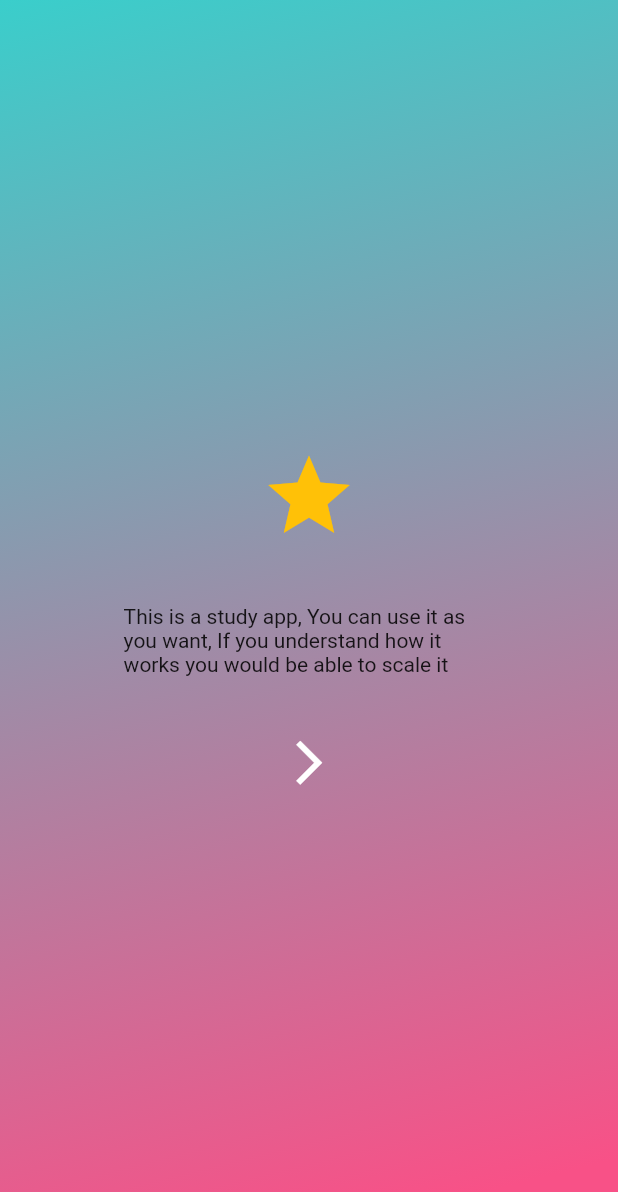
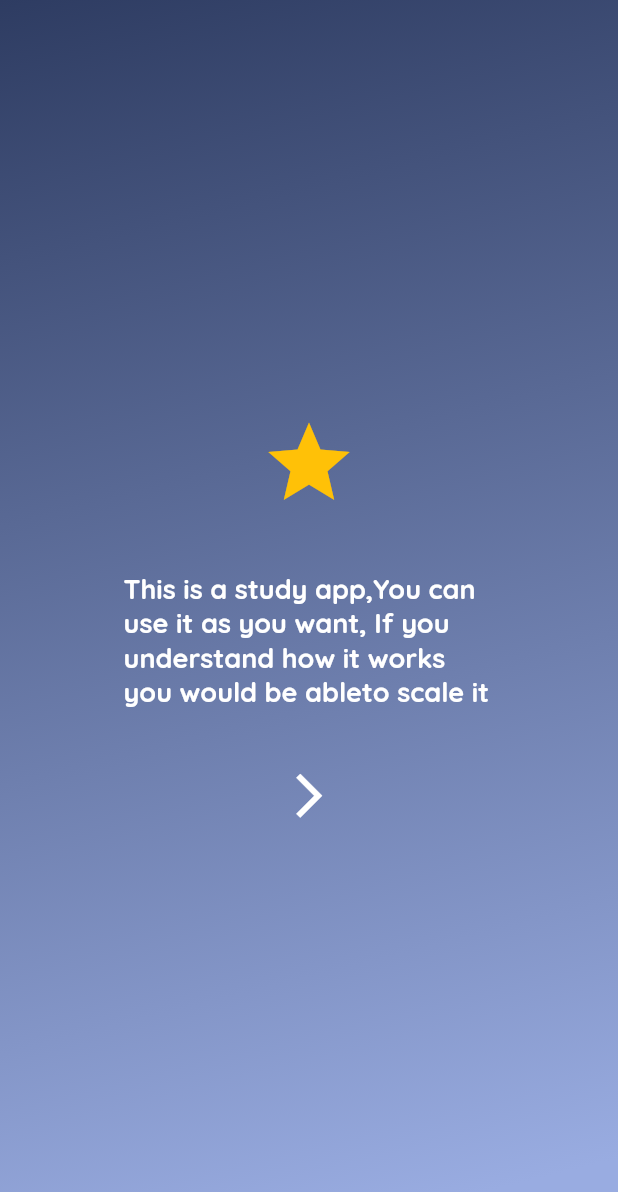
Before and after one commit to Tolulope05/appkwiz, a Flutter app: the screen it shows after launch, on a phone screen of 412 x 824 dp. Shown: the top 1192 px of the screen. Run offline on Flutter 3.47's test engine with Material 2 defaults, Android fonts, the phone set to English and light mode, and no system bars; our stand-ins replace cloud_firestore, firebase_core, get, google_fonts; accounts and stored records are empty; statements that could not run were skipped; project files that could hold a hidden picture were left out.

Commit message:
added dark themes

```diff
--- a/lib/configs/themes/app_dark_theme.dart
+++ b/lib/configs/themes/app_dark_theme.dart
@@ -1,4 +1,22 @@
+import 'package:appkwiz/configs/themes/app_light_theme.dart';
+import 'package:appkwiz/configs/themes/sub_theme_data_mixin.dart';
 import 'package:flutter/material.dart';
+import 'package:google_fonts/google_fonts.dart';
 
 const Color primaryDarkColorDark = Color(0xFF2E3C62);
 const Color primaryColorDark = Color(0xFF99ACE1);
+const Color mainTextColorDark = Colors.black;
+
+class DarkTheme with SubThemeData {
+// Do something...
+  ThemeData buildDarkTheme() {
+    final ThemeData systemDarkTheme = ThemeData.dark();
+    return systemDarkTheme.copyWith(
+      iconTheme: getIconTheme(),
+      textTheme: getTextTheme().apply(
+        bodyColor: mainTextColorDark,
+        displayColor: mainTextColorDark,
+      ),
+    );
+  }
+}
--- a/lib/configs/themes/app_light_theme.dart
+++ b/lib/configs/themes/app_light_theme.dart
@@ -3,6 +3,8 @@ import 'package:flutter/material.dart';
 
 const Color primaryLightColorLight = Color(0xFF3ACECB);
 const Color primaryColorLight = Color(0xFFF85187);
+const Color mainTextColor = Color.fromARGB(255, 40, 40, 40);
+// const Color primaryColorLight = Color(0xFFF85187);
 
 class LightTheme with SubThemeData {
 // Do something!
@@ -10,6 +12,10 @@ class LightTheme with SubThemeData {
     final ThemeData systemLightTheme = ThemeData.light();
     return systemLightTheme.copyWith(
       iconTheme: getIconTheme(),
+      textTheme: getTextTheme().apply(
+        bodyColor: mainTextColor,
+        displayColor: mainTextColor,
+      ),
     );
   }
 }
--- a/lib/configs/themes/sub_theme_data_mixin.dart
+++ b/lib/configs/themes/sub_theme_data_mixin.dart
@@ -8,8 +8,8 @@ import 'app_colors.dart';
 // for the new class.
 
 mixin SubThemeData {
-  void getTextTheme() {
-    GoogleFonts.quicksandTextTheme(
+  TextTheme getTextTheme() {
+    return GoogleFonts.quicksandTextTheme(
       const TextTheme(
         bodyText1: TextStyle(
           fontWeight: FontWeight.w400,
--- a/lib/main.dart
+++ b/lib/main.dart
@@ -1,4 +1,5 @@
 import 'package:appkwiz/bindings/initial_bindings.dart';
+import 'package:appkwiz/configs/themes/app_dark_theme.dart';
 import 'package:appkwiz/configs/themes/app_light_theme.dart';
 import 'package:appkwiz/routes/app_route.dart';
 import 'package:flutter/material.dart';
@@ -20,7 +21,7 @@ class MyApp extends StatelessWidget {
   @override
   Widget build(BuildContext context) {
     return GetMaterialApp(
-      theme: LightTheme().buildLightTheme(),
+      theme: DarkTheme().buildDarkTheme(),
       debugShowCheckedModeBanner: false,
       getPages: Approute.routes(),
     );
--- a/lib/screens/introduction/introduction.dart
+++ b/lib/screens/introduction/introduction.dart
@@ -26,7 +26,13 @@ class ApplictionIntroductionScreen extends StatelessWidget {
               height: 40,
             ),
             Text(
-                "This is a study app, You can use it as you want, If you understand how it works you would be able to scale it"),
+              "This is a study app,You can use it as you want, If you understand how it works you would be ableto scale it",
+              style: TextStyle(
+                fontSize: 18,
+                color: onSurfaceTextColor,
+                fontWeight: FontWeight.bold,
+              ),
+            ),
             SizedBox(
               height: 40,
             ),
```
